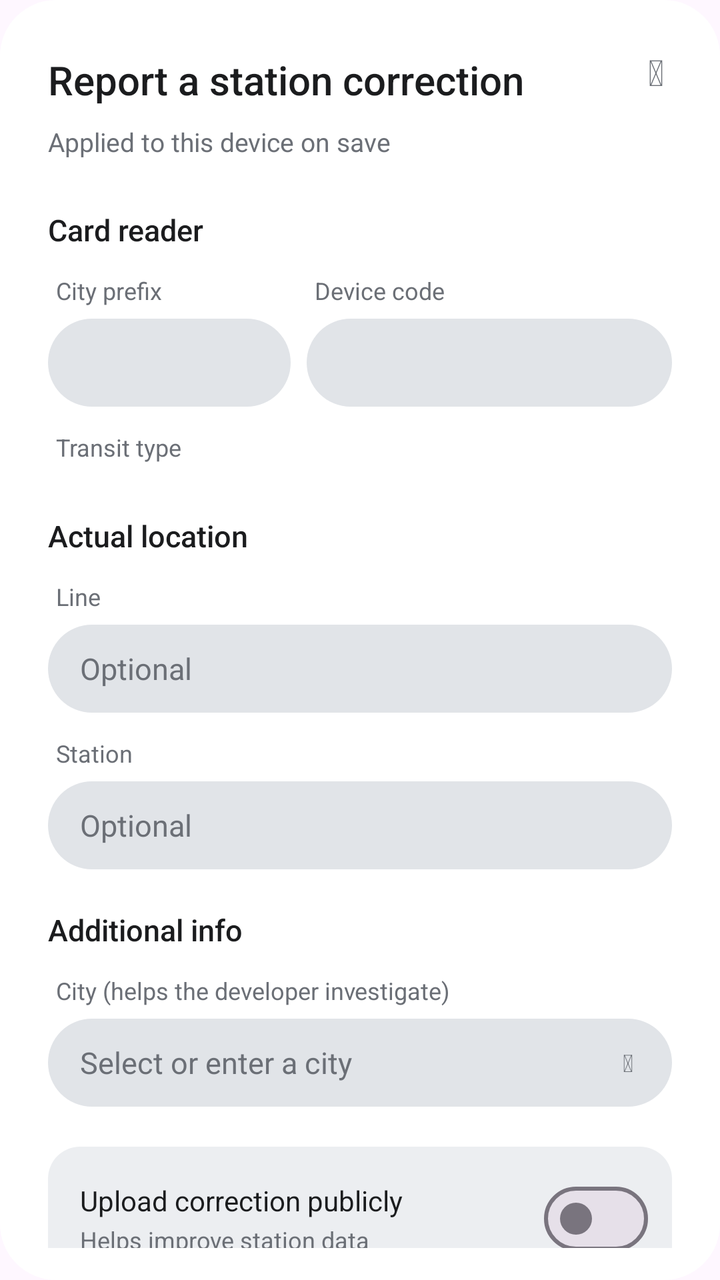
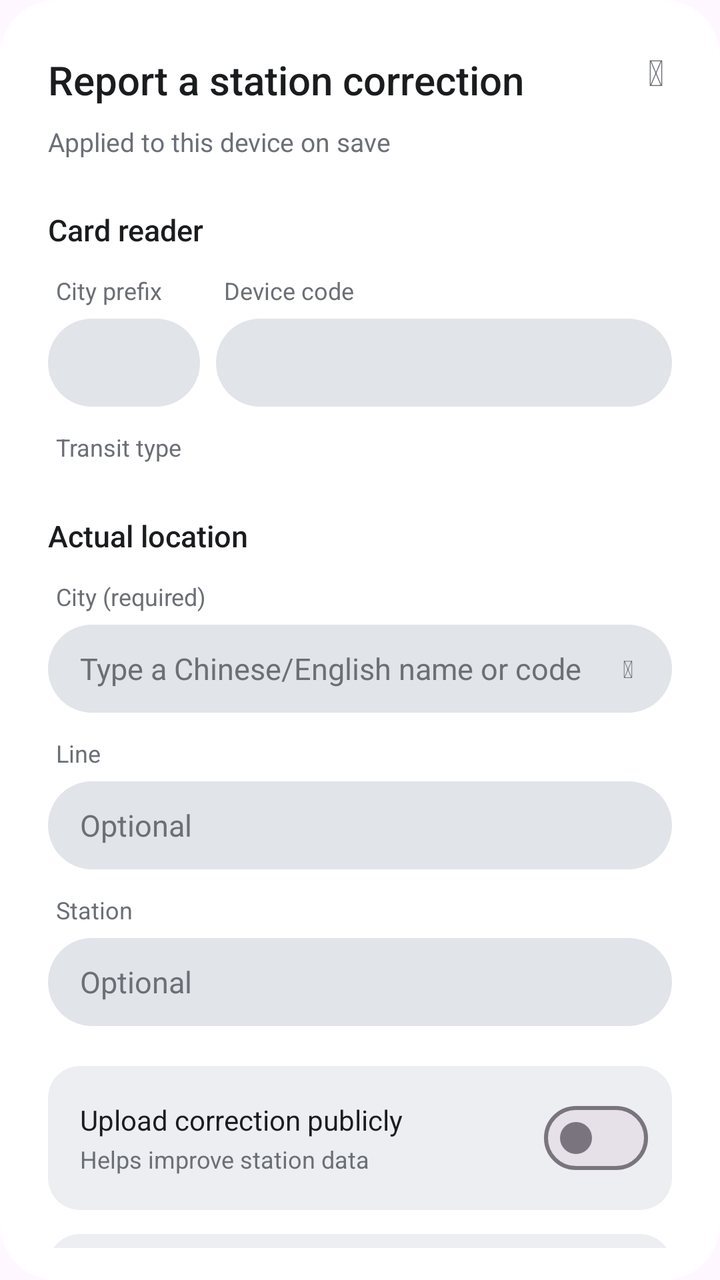

Compare the two renders of this Android layout. The source of the first and the diff that turns it into the second are given below.
<!-- AndroidManifest.xml: application theme Theme.TransitU -->
<!-- res/layout/dialog_feedback.xml -->
<?xml version="1.0" encoding="utf-8"?>
<LinearLayout xmlns:android="http://schemas.android.com/apk/res/android"
    android:layout_width="312dp"
    android:layout_height="wrap_content"
    android:background="@drawable/bg_dialog"
    android:orientation="vertical">

    
    <LinearLayout
        android:layout_width="match_parent"
        android:layout_height="wrap_content"
        android:gravity="center_vertical"
        android:orientation="horizontal"
        android:paddingStart="24dp"
        android:paddingTop="16dp"
        android:paddingEnd="12dp">

        <TextView
            android:id="@+id/feedbackTitle"
            android:layout_width="0dp"
            android:layout_height="wrap_content"
            android:layout_weight="1"
            android:fontFamily="sans-serif-medium"
            android:paddingTop="8dp"
            android:text="@string/feedback_title"
            android:textColor="@color/ink"
            android:textSize="20sp" />

        <TextView
            android:id="@+id/feedbackHelp"
            android:layout_width="40dp"
            android:layout_height="40dp"
            android:background="@drawable/bg_back_button"
            android:clickable="true"
            android:contentDescription="@string/feedback_help"
            android:focusable="true"
            android:gravity="center"
            android:text="&#xf059;"
            android:textColor="@color/ink_3"
            android:textSize="18sp" />
    </LinearLayout>

    <TextView
        android:layout_width="match_parent"
        android:layout_height="wrap_content"
        android:layout_marginTop="6dp"
        android:paddingStart="24dp"
        android:paddingEnd="24dp"
        android:text="@string/feedback_subtitle"
        android:textColor="@color/ink_3"
        android:textSize="13sp" />

    
    <View
        android:id="@+id/feedbackDividerTop"
        android:layout_width="match_parent"
        android:layout_height="1dp"
        android:layout_marginTop="12dp"
        android:background="@color/line"
        android:visibility="invisible" />

    <ScrollView
        android:id="@+id/feedbackScroll"
        android:layout_width="match_parent"
        android:layout_height="wrap_content"
        android:fillViewport="false"
        android:paddingStart="24dp"
        android:paddingEnd="24dp"
        android:paddingBottom="16dp"
        android:scrollbars="none">

        <LinearLayout
            android:layout_width="match_parent"
            android:layout_height="wrap_content"
            android:orientation="vertical">

            
            <TextView
                style="@style/FeedbackSection"
                android:text="@string/feedback_section_reader" />

            <LinearLayout
                android:layout_width="match_parent"
                android:layout_height="wrap_content"
                android:orientation="horizontal">

                <LinearLayout
                    android:layout_width="0dp"
                    android:layout_height="wrap_content"
                    android:layout_marginEnd="8dp"
                    android:layout_weight="2"
                    android:orientation="vertical">

                    <TextView
                        style="@style/FeedbackLabel"
                        android:text="@string/feedback_city_prefix" />

                    <EditText
                        android:id="@+id/feedbackPrefix"
                        style="@style/FeedbackField"
                        android:fontFamily="monospace"
                        android:inputType="textCapCharacters|textNoSuggestions" />
                </LinearLayout>

                <LinearLayout
                    android:layout_width="0dp"
                    android:layout_height="wrap_content"
                    android:layout_weight="3"
                    android:orientation="vertical">

                    <TextView
                        style="@style/FeedbackLabel"
                        android:text="@string/feedback_device_code" />

                    <EditText
                        android:id="@+id/feedbackCode"
                        style="@style/FeedbackField"
                        android:fontFamily="monospace"
                        android:inputType="textCapCharacters|textNoSuggestions" />
                </LinearLayout>
            </LinearLayout>

            <TextView
                style="@style/FeedbackLabel"
                android:layout_marginTop="12dp"
                android:text="@string/feedback_transit_type" />

            
            <LinearLayout
                android:id="@+id/feedbackType"
                android:layout_width="match_parent"
                android:layout_height="wrap_content"
                android:orientation="vertical" />

            <EditText
                android:id="@+id/feedbackTypeCustom"
                style="@style/FeedbackField"
                android:layout_marginTop="8dp"
                android:hint="@string/feedback_transit_type_hint"
                android:visibility="gone" />

            
            <TextView
                style="@style/FeedbackSection"
                android:layout_marginTop="20dp"
                android:text="@string/feedback_section_location" />

            <TextView
                style="@style/FeedbackLabel"
                android:text="@string/label_line" />

            <EditText
                android:id="@+id/feedbackLine"
                style="@style/FeedbackField"
                android:hint="@string/hint_optional" />

            <TextView
                style="@style/FeedbackLabel"
                android:layout_marginTop="12dp"
                android:text="@string/label_station" />

            <EditText
                android:id="@+id/feedbackStation"
                style="@style/FeedbackField"
                android:hint="@string/hint_optional" />

            
            <TextView
                style="@style/FeedbackSection"
                android:layout_marginTop="20dp"
                android:text="@string/feedback_section_extra" />

            <TextView
                style="@style/FeedbackLabel"
                android:text="@string/feedback_city" />

            
            <FrameLayout
                android:layout_width="match_parent"
                android:layout_height="wrap_content">

                <AutoCompleteTextView
                    android:id="@+id/feedbackCity"
                    style="@style/FeedbackField"
                    android:completionThreshold="1"
                    android:dropDownVerticalOffset="6dp"
                    android:hint="@string/feedback_city_hint"
                    android:paddingEnd="44dp"
                    android:popupBackground="@drawable/bg_dropdown_popup" />

                <TextView
                    android:id="@+id/feedbackCityChevron"
                    android:layout_width="44dp"
                    android:layout_height="44dp"
                    android:layout_gravity="end|center_vertical"
                    android:background="@drawable/bg_back_button"
                    android:clickable="true"
                    android:focusable="true"
                    android:gravity="center"
                    android:text="&#xf078;"
                    android:textColor="@color/ink_3"
                    android:textSize="12sp" />
            </FrameLayout>

            
            <LinearLayout
                android:id="@+id/feedbackPublishRow"
                android:layout_width="match_parent"
                android:layout_height="wrap_content"
                android:layout_marginTop="20dp"
                android:background="@drawable/bg_feedback_publish"
                android:gravity="center_vertical"
                android:orientation="horizontal"
                android:paddingStart="16dp"
                android:paddingTop="12dp"
                android:paddingEnd="12dp"
                android:paddingBottom="12dp">

                <LinearLayout
                    android:layout_width="0dp"
                    android:layout_height="wrap_content"
                    android:layout_marginEnd="12dp"
                    android:layout_weight="1"
                    android:orientation="vertical">

                    <TextView
                        android:layout_width="wrap_content"
                        android:layout_height="wrap_content"
                        android:text="@string/feedback_public_upload"
                        android:textColor="@color/ink"
                        android:textSize="14sp" />

                    <TextView
                        android:layout_width="wrap_content"
                        android:layout_height="wrap_content"
                        android:layout_marginTop="2dp"
                        android:text="@string/feedback_public_upload_desc"
                        android:textColor="@color/ink_3"
                        android:textSize="12sp" />
                </LinearLayout>

                <com.google.android.material.materialswitch.MaterialSwitch
                    android:id="@+id/feedbackPublish"
                    android:layout_width="wrap_content"
                    android:layout_height="wrap_content" />
            </LinearLayout>

            <LinearLayout
                android:id="@+id/feedbackMoreInfoRow"
                android:layout_width="match_parent"
                android:layout_height="wrap_content"
                android:layout_marginTop="12dp"
                android:background="@drawable/bg_feedback_publish"
                android:gravity="center_vertical"
                android:orientation="horizontal"
                android:paddingStart="16dp"
                android:paddingTop="12dp"
                android:paddingEnd="12dp"
                android:paddingBottom="12dp">

                <LinearLayout
                    android:layout_width="0dp"
                    android:layout_height="wrap_content"
                    android:layout_marginEnd="12dp"
                    android:layout_weight="1"
                    android:orientation="vertical">

                    <TextView
                        android:layout_width="wrap_content"
                        android:layout_height="wrap_content"
                        android:text="@string/feedback_more_info"
                        android:textColor="@color/ink"
                        android:textSize="14sp" />

                    <TextView
                        android:layout_width="wrap_content"
                        android:layout_height="wrap_content"
                        android:layout_marginTop="2dp"
                        android:text="@string/feedback_more_info_desc"
                        android:textColor="@color/ink_3"
                        android:textSize="12sp" />
                </LinearLayout>

                <com.google.android.material.materialswitch.MaterialSwitch
                    android:id="@+id/feedbackMoreInfo"
                    android:layout_width="wrap_content"
                    android:layout_height="wrap_content"
                    android:checked="false"
                    android:contentDescription="@string/feedback_more_info" />
            </LinearLayout>
        </LinearLayout>
    </ScrollView>

    <View
        android:id="@+id/feedbackDividerBottom"
        android:layout_width="match_parent"
        android:layout_height="1dp"
        android:layout_marginBottom="8dp"
        android:background="@color/line"
        android:visibility="invisible" />

    <LinearLayout
        android:layout_width="match_parent"
        android:layout_height="wrap_content"
        android:gravity="end|center_vertical"
        android:orientation="horizontal"
        android:paddingStart="12dp"
        android:paddingEnd="12dp"
        android:paddingBottom="12dp">

        <TextView
            android:id="@+id/feedbackCancel"
            android:layout_width="wrap_content"
            android:layout_height="40dp"
            android:background="@drawable/bg_text_button"
            android:clickable="true"
            android:focusable="true"
            android:fontFamily="sans-serif-medium"
            android:gravity="center"
            android:minWidth="64dp"
            android:paddingStart="12dp"
            android:paddingEnd="12dp"
            android:text="@string/action_cancel"
            android:textColor="@color/ink_2"
            android:textSize="14sp" />

        <TextView
            android:id="@+id/feedbackConfirm"
            android:layout_width="wrap_content"
            android:layout_height="40dp"
            android:background="@drawable/bg_text_button"
            android:clickable="true"
            android:focusable="true"
            android:fontFamily="sans-serif-medium"
            android:gravity="center"
            android:minWidth="64dp"
            android:paddingStart="12dp"
            android:paddingEnd="12dp"
            android:text="@string/action_save"
            android:textColor="@color/accent"
            android:textSize="14sp" />
    </LinearLayout>
</LinearLayout>
<!-- resources referenced by this layout -->
<resources>
  <color name="accent">#1F4E9C</color>
  <color name="ink">#1B1C1E</color>
  <color name="ink_2">#4A4D52</color>
  <color name="ink_3">#6B6F76</color>
  <color name="line">#E1E4E8</color>
  <!-- drawable bg_back_button (drawable) -->
  <?xml version="1.0" encoding="utf-8"?>
  <shape xmlns:android="http://schemas.android.com/apk/res/android"
      android:shape="oval">
      <solid android:color="@android:color/transparent" />
  </shape>
  <!-- drawable bg_dialog (drawable) -->
  <?xml version="1.0" encoding="utf-8"?>
  <shape xmlns:android="http://schemas.android.com/apk/res/android">
      <solid android:color="@color/surface" />
      <corners android:radius="28dp" />
  </shape>
  <!-- drawable bg_dropdown_popup (drawable) -->
  <?xml version="1.0" encoding="utf-8"?>
  <shape xmlns:android="http://schemas.android.com/apk/res/android">
      <solid android:color="@color/surface" />
      <corners android:radius="16dp" />
      <padding android:top="6dp" android:bottom="6dp" />
  </shape>
  <!-- drawable bg_feedback_publish (drawable) -->
  <?xml version="1.0" encoding="utf-8"?>
  <shape xmlns:android="http://schemas.android.com/apk/res/android">
      <solid android:color="@color/fill" />
      <corners android:radius="16dp" />
  </shape>
  <string name="action_cancel">Cancel</string>
  <string name="action_save">Save</string>
  <string name="feedback_city">City (helps the developer investigate)</string>
  <string name="feedback_city_hint">Select or enter a city</string>
  <string name="feedback_city_prefix">City prefix</string>
  <string name="feedback_device_code">Device code</string>
  <string name="feedback_help">Help</string>
  <string name="feedback_more_info">Include more details</string>
  <string name="feedback_more_info_desc">Uploads this record\'s raw data (may include balance, time, amount)</string>
  <string name="feedback_public_upload">Upload correction publicly</string>
  <string name="feedback_public_upload_desc">Helps improve station data</string>
  <string name="feedback_section_extra">Additional info</string>
  <string name="feedback_section_location">Actual location</string>
  <string name="feedback_section_reader">Card reader</string>
  <string name="feedback_subtitle">Applied to this device on save</string>
  <string name="feedback_title">Report a station correction</string>
  <string name="feedback_transit_type">Transit type</string>
  <string name="feedback_transit_type_hint">Enter a transit type, e.g. 轮渡 (ferry), 单轨 (monorail)</string>
  <string name="hint_optional">Optional</string>
  <string name="label_line">Line</string>
  <string name="label_station">Station</string>
  <color name="surface">#FFFFFF</color>
  <color name="fill">#ECEEF1</color>
  <!-- drawable bg_chip_default (drawable) -->
  <?xml version="1.0" encoding="utf-8"?>
  <shape xmlns:android="http://schemas.android.com/apk/res/android">
      <solid android:color="@color/line" />
      <corners android:radius="999dp" />
  </shape>
  <!-- drawable tu_text_select_handle_middle (drawable) -->
  <?xml version="1.0" encoding="utf-8"?>
  <bitmap xmlns:android="http://schemas.android.com/apk/res/android"
      android:src="@drawable/abc_text_select_handle_middle_mtrl"
      android:tint="?attr/colorPrimary"
      android:tintMode="src_in" />
  <!-- drawable tu_text_select_handle_left (drawable) -->
  <?xml version="1.0" encoding="utf-8"?>
  <bitmap xmlns:android="http://schemas.android.com/apk/res/android"
      android:src="@drawable/abc_text_select_handle_left_mtrl"
      android:tint="?attr/colorPrimary"
      android:tintMode="src_in" />
  <!-- drawable tu_text_select_handle_right (drawable) -->
  <?xml version="1.0" encoding="utf-8"?>
  <bitmap xmlns:android="http://schemas.android.com/apk/res/android"
      android:src="@drawable/abc_text_select_handle_right_mtrl"
      android:tint="?attr/colorPrimary"
      android:tintMode="src_in" />
  <!-- unchanged entries left out for length: 5 -->
</resources>

<!-- the commit's change to res/layout/dialog_feedback.xml (unified diff, before → after) -->
@@ -80,15 +80,16 @@
                 android:text="@string/feedback_section_reader" />
 
             <LinearLayout
+                android:id="@+id/feedbackReaderRow"
                 android:layout_width="match_parent"
                 android:layout_height="wrap_content"
                 android:orientation="horizontal">
 
+                
                 <LinearLayout
-                    android:layout_width="0dp"
+                    android:layout_width="76dp"
                     android:layout_height="wrap_content"
                     android:layout_marginEnd="8dp"
-                    android:layout_weight="2"
                     android:orientation="vertical">
 
                     <TextView
@@ -99,24 +100,53 @@
                         android:id="@+id/feedbackPrefix"
                         style="@style/FeedbackField"
                         android:fontFamily="monospace"
+                        android:gravity="center"
+                        android:paddingStart="8dp"
+                        android:paddingEnd="8dp"
                         android:inputType="textCapCharacters|textNoSuggestions" />
                 </LinearLayout>
 
                 <LinearLayout
                     android:layout_width="0dp"
                     android:layout_height="wrap_content"
-                    android:layout_weight="3"
+                    android:layout_weight="1"
                     android:orientation="vertical">
 
                     <TextView
                         style="@style/FeedbackLabel"
                         android:text="@string/feedback_device_code" />
 
-                    <EditText
-                        android:id="@+id/feedbackCode"
-                        style="@style/FeedbackField"
-                        android:fontFamily="monospace"
-                        android:inputType="textCapCharacters|textNoSuggestions" />
+                    
+                    <FrameLayout
+                        android:layout_width="match_parent"
+                        android:layout_height="wrap_content">
+
+                        <AutoCompleteTextView
+                            android:id="@+id/feedbackCode"
+                            style="@style/FeedbackField"
+                            android:dropDownVerticalOffset="6dp"
+                            android:fontFamily="monospace"
+                            android:inputType="textCapCharacters|textNoSuggestions"
+                            android:paddingStart="12dp"
+                            android:paddingEnd="12dp"
+                            android:textSize="14sp"
+                            android:popupBackground="@drawable/bg_dropdown_popup" />
+
+                        <TextView
+                            android:id="@+id/feedbackCodeChevron"
+                            android:layout_width="30dp"
+                            android:layout_height="44dp"
+                            android:layout_gravity="end|center_vertical"
+                            android:background="@drawable/bg_back_button"
+                            android:clickable="true"
+                            android:contentDescription="@string/feedback_code_pick"
+                            android:focusable="true"
+                            android:gravity="center"
+                            android:text="&#xf078;"
+                            android:textColor="@color/ink_3"
+                            android:textSize="12sp"
+                            android:visibility="gone" />
+                    </FrameLayout>
                 </LinearLayout>
             </LinearLayout>
 
@@ -145,31 +175,7 @@
                 android:layout_marginTop="20dp"
                 android:text="@string/feedback_section_location" />
 
-            <TextView
-                style="@style/FeedbackLabel"
-                android:text="@string/label_line" />
-
-            <EditText
-                android:id="@+id/feedbackLine"
-                style="@style/FeedbackField"
-                android:hint="@string/hint_optional" />
-
-            <TextView
-                style="@style/FeedbackLabel"
-                android:layout_marginTop="12dp"
-                android:text="@string/label_station" />
-
-            <EditText
-                android:id="@+id/feedbackStation"
-                style="@style/FeedbackField"
-                android:hint="@string/hint_optional" />
-
-            
-            <TextView
-                style="@style/FeedbackSection"
-                android:layout_marginTop="20dp"
-                android:text="@string/feedback_section_extra" />
-
+            
             <TextView
                 style="@style/FeedbackLabel"
                 android:text="@string/feedback_city" />
@@ -201,6 +207,26 @@
                     android:textColor="@color/ink_3"
                     android:textSize="12sp" />
             </FrameLayout>
+
+            <TextView
+                style="@style/FeedbackLabel"
+                android:layout_marginTop="12dp"
+                android:text="@string/label_line" />
+
+            <EditText
+                android:id="@+id/feedbackLine"
+                style="@style/FeedbackField"
+                android:hint="@string/hint_optional" />
+
+            <TextView
+                style="@style/FeedbackLabel"
+                android:layout_marginTop="12dp"
+                android:text="@string/label_station" />
+
+            <EditText
+                android:id="@+id/feedbackStation"
+                style="@style/FeedbackField"
+                android:hint="@string/hint_optional" />
 
             
             <LinearLayout
<!-- resource entries referenced after the edit -->
@@ -32,16 +32,16 @@
   </shape>
   <string name="action_cancel">Cancel</string>
   <string name="action_save">Save</string>
-  <string name="feedback_city">City (helps the developer investigate)</string>
-  <string name="feedback_city_hint">Select or enter a city</string>
+  <string name="feedback_city">City (required)</string>
+  <string name="feedback_city_hint">Type a Chinese/English name or code</string>
   <string name="feedback_city_prefix">City prefix</string>
+  <string name="feedback_code_pick">Pick device code</string>
   <string name="feedback_device_code">Device code</string>
   <string name="feedback_help">Help</string>
   <string name="feedback_more_info">Include more details</string>
   <string name="feedback_more_info_desc">Uploads this record\'s raw data (may include balance, time, amount)</string>
   <string name="feedback_public_upload">Upload correction publicly</string>
   <string name="feedback_public_upload_desc">Helps improve station data</string>
-  <string name="feedback_section_extra">Additional info</string>
   <string name="feedback_section_location">Actual location</string>
   <string name="feedback_section_reader">Card reader</string>
   <string name="feedback_subtitle">Applied to this device on save</string>
